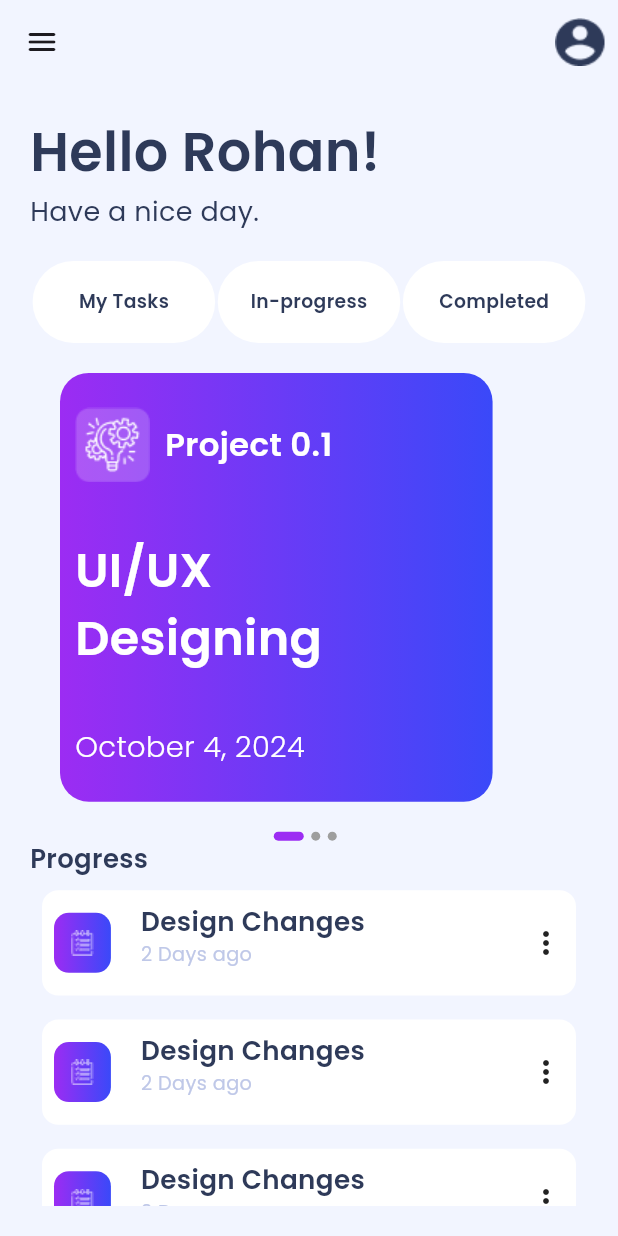
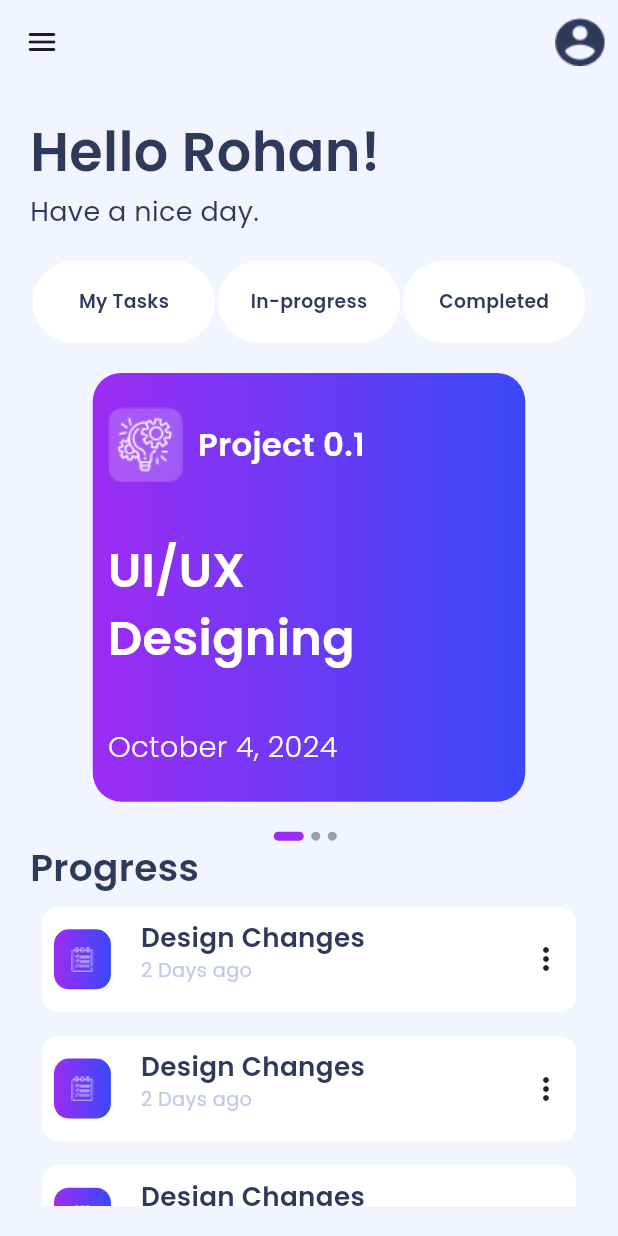
Before and after one commit to emekss/Task_Management_App, a Flutter app: the HomeScreen screen opened directly, on a phone screen of 412 x 824 dp. Run offline on Flutter 3.47's test engine with Material 3 defaults, Android fonts, the phone set to English and light mode, and no system bars; our stand-ins replace google_fonts.

Commit message:
home screen updated(splashscreen file)

```diff
--- a/lib/main.dart
+++ b/lib/main.dart
@@ -17,7 +17,7 @@ class MyApp extends StatelessWidget {
         textTheme: GoogleFonts.poppinsTextTheme(Theme.of(context).textTheme),
       ),
       debugShowCheckedModeBanner: false,
-      home: const CalenderScreen(),
+      home: const HomeScreen(),
     );
   }
 }
--- a/lib/screens/HomeScreen/home_screen.dart
+++ b/lib/screens/HomeScreen/home_screen.dart
@@ -3,7 +3,7 @@ import 'package:google_fonts/google_fonts.dart';
 import 'package:task_management_app/components/nav_tab.dart';
 import 'package:task_management_app/components/progress_cont.dart';
 import 'package:task_management_app/components/task_card.dart';
-
+import 'package:task_management_app/screens/HomeScreen/splash_screen.dart';
 import '../../models/splash_data.dart';
 
 class HomeScreen extends StatefulWidget {
@@ -62,54 +62,11 @@ class _HomeScreenState extends State<HomeScreen> {
                 NavTab(navTitle: 'Completed'),
               ],
             ),
-            SizedBox(
-              height: 325.84,
-              width: 328.39,
-              child: PageView.builder(
-                onPageChanged: (value) {
-                  setState(() {
-                    currentPage = value;
-                  });
-                },
-                itemCount: splashData.length,
-                itemBuilder: (context, index) => TaskCard(
-                  date: splashData[index]['date'],
-                  project: splashData[index]['project'],
-                  projectTitle: splashData[index]['projectTitle'],
-                ),
-              ),
-            ),
-            Row(
-              mainAxisAlignment: MainAxisAlignment.center,
-              children: [
-                SizedBox(
-                  child: Column(children: [
-                    Row(
-                      mainAxisAlignment: MainAxisAlignment.start,
-                      children: List.generate(
-                        splashData.length,
-                        (index) => AnimatedContainer(
-                          duration: const Duration(seconds: 1),
-                          margin: const EdgeInsets.only(right: 5),
-                          height: 6,
-                          width: currentPage == index ? 20 : 6,
-                          decoration: BoxDecoration(
-                            color: currentPage == index
-                                ? const Color.fromARGB(255, 156, 44, 243)
-                                : Colors.grey,
-                            borderRadius: BorderRadius.circular(3),
-                          ),
-                        ),
-                      ),
-                    ),
-                  ]),
-                ),
-              ],
-            ),
+            const SplashScreen(),
             Text(
               'Progress',
               style: GoogleFonts.poppins(
-                fontSize: 17.31,
+                fontSize: 24.96,
                 fontWeight: FontWeight.w600,
                 color: const Color.fromARGB(255, 46, 58, 89),
               ),
--- /dev/null
+++ b/lib/screens/HomeScreen/splash_screen.dart
@@ -0,0 +1,66 @@
+import 'package:flutter/material.dart';
+import 'package:task_management_app/components/task_card.dart';
+import 'package:task_management_app/models/splash_data.dart';
+
+class SplashScreen extends StatefulWidget {
+  const SplashScreen({super.key});
+
+  @override
+  State<SplashScreen> createState() => _SplashScreenState();
+}
+
+class _SplashScreenState extends State<SplashScreen> {
+  int currentPage = 0;
+
+  @override
+  Widget build(BuildContext context) {
+    return Column(
+      children: [
+        SizedBox(
+          height: 325.84,
+          width: 328.39,
+          child: PageView.builder(
+            onPageChanged: (value) {
+              setState(() {
+                currentPage = value;
+              });
+            },
+            itemCount: splashData.length,
+            itemBuilder: (context, index) => TaskCard(
+              date: splashData[index]['date'],
+              project: splashData[index]['project'],
+              projectTitle: splashData[index]['projectTitle'],
+            ),
+          ),
+        ),
+        Row(
+          mainAxisAlignment: MainAxisAlignment.center,
+          children: [
+            SizedBox(
+              child: Column(children: [
+                Row(
+                  mainAxisAlignment: MainAxisAlignment.start,
+                  children: List.generate(
+                    splashData.length,
+                    (index) => AnimatedContainer(
+                      duration: const Duration(seconds: 1),
+                      margin: const EdgeInsets.only(right: 5),
+                      height: 6,
+                      width: currentPage == index ? 20 : 6,
+                      decoration: BoxDecoration(
+                        color: currentPage == index
+                            ? const Color.fromARGB(255, 156, 44, 243)
+                            : Colors.grey,
+                        borderRadius: BorderRadius.circular(3),
+                      ),
+                    ),
+                  ),
+                ),
+              ]),
+            ),
+          ],
+        )
+      ],
+    );
+  }
+}
```
